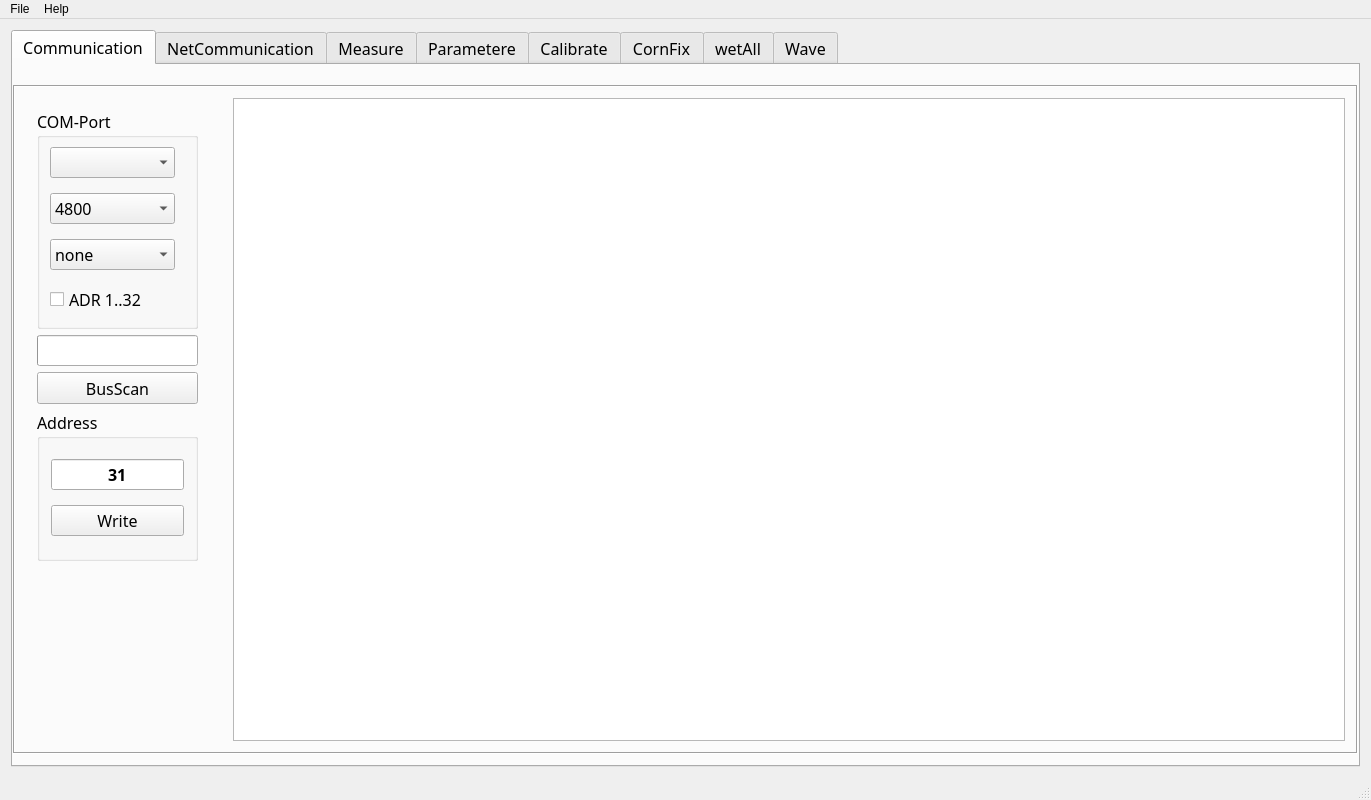
Old version of the form mainwindow.ui in the repository byteman/WFace.
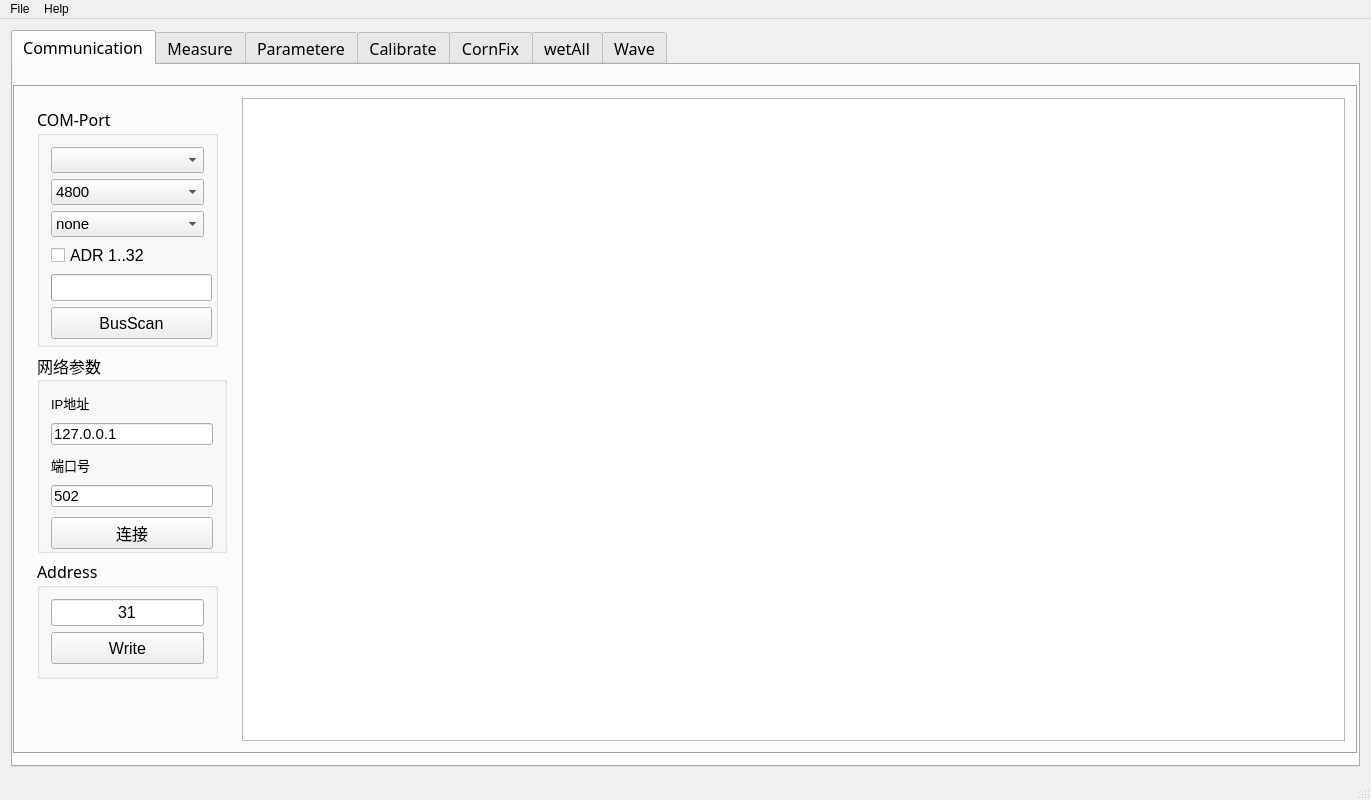
New version of the form. The open tabs and pages were chosen to show the change. Custom widgets are drawn as their Qt base class.

Diff of the .ui file:
```diff
--- a/mainwindow.ui
+++ b/mainwindow.ui
@@ -82,7 +82,7 @@
              </property>
              <property name="minimumSize">
               <size>
-               <width>201</width>
+               <width>210</width>
                <height>501</height>
               </size>
              </property>
@@ -105,6 +105,12 @@
               <number>0</number>
              </property>
              <layout class="QVBoxLayout" name="verticalLayout">
+              <property name="spacing">
+               <number>6</number>
+              </property>
+              <property name="topMargin">
+               <number>9</number>
+              </property>
               <property name="rightMargin">
                <number>5</number>
               </property>
@@ -112,13 +118,13 @@
                <widget class="QGroupBox" name="groupBox_2">
                 <property name="minimumSize">
                  <size>
-                  <width>161</width>
-                  <height>220</height>
+                  <width>181</width>
+                  <height>240</height>
                  </size>
                 </property>
                 <property name="maximumSize">
                  <size>
-                  <width>161</width>
+                  <width>180</width>
                   <height>250</height>
                  </size>
                 </property>
@@ -139,24 +145,25 @@
                 <property name="alignment">
                  <set>Qt::AlignLeading|Qt::AlignLeft|Qt::AlignTop</set>
                 </property>
-                <layout class="QVBoxLayout" name="verticalLayout_2" stretch="2,2,2,1">
-                 <property name="leftMargin">
-                  <number>10</number>
-                 </property>
-                 <property name="topMargin">
-                  <number>0</number>
-                 </property>
-                 <property name="rightMargin">
-                  <number>20</number>
-                 </property>
-                 <property name="bottomMargin">
-                  <number>0</number>
-                 </property>
+                <layout class="QVBoxLayout" name="verticalLayout_2">
                  <item>
-                  <widget class="QComboBox" name="cbxPort"/>
+                  <widget class="QComboBox" name="cbxPort">
+                   <property name="font">
+                    <font>
+                     <family>Arial</family>
+                     <pointsize>11</pointsize>
+                    </font>
+                   </property>
+                  </widget>
                  </item>
                  <item>
                   <widget class="QComboBox" name="cbxBaud">
+                   <property name="font">
+                    <font>
+                     <family>Arial</family>
+                     <pointsize>11</pointsize>
+                    </font>
+                   </property>
                    <item>
                     <property name="text">
                      <string>4800</string>
@@ -186,6 +193,12 @@
                  </item>
                  <item>
                   <widget class="QComboBox" name="cbxParity">
+                   <property name="font">
+                    <font>
+                     <family>Arial</family>
+                     <pointsize>11</pointsize>
+                    </font>
+                   </property>
                    <property name="styleSheet">
                     <string notr="true"/>
                    </property>
@@ -209,81 +222,207 @@
                      <verstretch>0</verstretch>
                     </sizepolicy>
                    </property>
+                   <property name="font">
+                    <font>
+                     <family>Arial</family>
+                    </font>
+                   </property>
                    <property name="text">
                     <string>ADR 1..32</string>
                    </property>
                   </widget>
                  </item>
+                 <item>
+                  <widget class="QProgressBar" name="scanPb">
+                   <property name="sizePolicy">
+                    <sizepolicy hsizetype="Fixed" vsizetype="Fixed">
+                     <horstretch>0</horstretch>
+                     <verstretch>0</verstretch>
+                    </sizepolicy>
+                   </property>
+                   <property name="minimumSize">
+                    <size>
+                     <width>161</width>
+                     <height>0</height>
+                    </size>
+                   </property>
+                   <property name="maximum">
+                    <number>32</number>
+                   </property>
+                   <property name="value">
+                    <number>0</number>
+                   </property>
+                   <property name="textVisible">
+                    <bool>false</bool>
+                   </property>
+                   <property name="invertedAppearance">
+                    <bool>false</bool>
+                   </property>
+                   <property name="textDirection">
+                    <enum>QProgressBar::TopToBottom</enum>
+                   </property>
+                  </widget>
+                 </item>
+                 <item>
+                  <widget class="QPushButton" name="btnSearch">
+                   <property name="minimumSize">
+                    <size>
+                     <width>161</width>
+                     <height>32</height>
+                    </size>
+                   </property>
+                   <property name="maximumSize">
+                    <size>
+                     <width>161</width>
+                     <height>32</height>
+                    </size>
+                   </property>
+                   <property name="font">
+                    <font>
+                     <family>Arial</family>
+                    </font>
+                   </property>
+                   <property name="styleSheet">
+                    <string notr="true"/>
+                   </property>
+                   <property name="text">
+                    <string>BusScan</string>
+                   </property>
+                  </widget>
+                 </item>
                 </layout>
                </widget>
               </item>
               <item>
-               <widget class="QProgressBar" name="scanPb">
+               <widget class="QGroupBox" name="groupBox_14">
                 <property name="sizePolicy">
-                 <sizepolicy hsizetype="Fixed" vsizetype="Fixed">
+                 <sizepolicy hsizetype="Preferred" vsizetype="Expanding">
                   <horstretch>0</horstretch>
                   <verstretch>0</verstretch>
                  </sizepolicy>
                 </property>
                 <property name="minimumSize">
                  <size>
-                  <width>161</width>
-                  <height>0</height>
-                 </size>
-                </property>
-                <property name="maximum">
-                 <number>32</number>
-                </property>
-                <property name="value">
-                 <number>0</number>
-                </property>
-                <property name="textVisible">
-                 <bool>false</bool>
-                </property>
-                <property name="invertedAppearance">
-                 <bool>false</bool>
-                </property>
-                <property name="textDirection">
-                 <enum>QProgressBar::TopToBottom</enum>
-                </property>
-               </widget>
-              </item>
-              <item>
-               <widget class="QPushButton" name="btnSearch">
-                <property name="minimumSize">
-                 <size>
-                  <width>161</width>
-                  <height>32</height>
+                  <width>190</width>
+                  <height>200</height>
                  </size>
                 </property>
                 <property name="maximumSize">
                  <size>
-                  <width>161</width>
-                  <height>32</height>
+                  <width>180</width>
+                  <height>16777215</height>
                  </size>
                 </property>
-                <property name="styleSheet">
-                 <string notr="true"/>
+                <property name="font">
+                 <font>
+                  <family>黑体</family>
+                 </font>
                 </property>
-                <property name="text">
-                 <string>BusScan</string>
+                <property name="title">
+                 <string>网络参数</string>
                 </property>
+                <layout class="QVBoxLayout" name="verticalLayout_16">
+                 <property name="spacing">
+                  <number>10</number>
+                 </property>
+                 <item>
+                  <widget class="QLabel" name="label_24">
+                   <property name="font">
+                    <font>
+                     <family>Arial</family>
+                     <pointsize>10</pointsize>
+                    </font>
+                   </property>
+                   <property name="text">
+                    <string>IP地址</string>
+                   </property>
+                  </widget>
+                 </item>
+                 <item>
+                  <widget class="QLineEdit" name="edtHost">
+                   <property name="font">
+                    <font>
+                     <family>Arial</family>
+                     <pointsize>11</pointsize>
+                    </font>
+                   </property>
+                   <property name="text">
+                    <string>127.0.0.1</string>
+                   </property>
+                  </widget>
+                 </item>
+                 <item>
+                  <widget class="QLabel" name="label_25">
+                   <property name="font">
+                    <font>
+                     <family>Arial</family>
+                     <pointsize>10</pointsize>
+                    </font>
+                   </property>
+                   <property name="text">
+                    <string>端口号</string>
+                   </property>
+                  </widget>
+                 </item>
+                 <item>
+                  <widget class="QLineEdit" name="edtPort">
+                   <property name="font">
+                    <font>
+                     <family>Arial</family>
+                     <pointsize>11</pointsize>
+                    </font>
+                   </property>
+                   <property name="text">
+                    <string>502</string>
+                   </property>
+                  </widget>
+                 </item>
+                 <item>
+                  <widget class="QPushButton" name="btnNetConn">
+                   <property name="minimumSize">
+                    <size>
+                     <width>0</width>
+                     <height>32</height>
+                    </size>
+                   </property>
+                   <property name="maximumSize">
+                    <size>
+                     <width>16777215</width>
+                     <height>32</height>
+                    </size>
+                   </property>
+                   <property name="font">
+                    <font>
+                     <family>Arial</family>
+                    </font>
+                   </property>
+                   <property name="text">
+                    <string>连接</string>
+                   </property>
+                  </widget>
+                 </item>
+                </layout>
                </widget>
               </item>
               <item>
                <widget class="QGroupBox" name="groupBox_3">
                 <property name="minimumSize">
                  <size>
-                  <width>161</width>
-                  <height>151</height>
+                  <width>181</width>
+                  <height>120</height>
                  </size>
                 </property>
                 <property name="maximumSize">
                  <size>
-                  <width>161</width>
+                  <width>180</width>
                   <height>151</height>
                  </size>
                 </property>
+                <property name="font">
+                 <font>
+                  <family>黑体</family>
+                 </font>
+                </property>
                 <property name="styleSheet">
                  <string notr="true"/>
                 </property>
@@ -295,10 +434,10 @@
                   <widget class="QLineEdit" name="edtAddr">
                    <property name="font">
                     <font>
-                     <family>黑体</family>
+                     <family>Arial</family>
                      <pointsize>12</pointsize>
-                     <weight>75</weight>
-                     <bold>true</bold>
+                     <weight>50</weight>
+                     <bold>false</bold>
                     </font>
                    </property>
                    <property name="text">
@@ -320,6 +459,17 @@
                      <verstretch>0</verstretch>
                     </sizepolicy>
                    </property>
+                   <property name="minimumSize">
+                    <size>
+                     <width>0</width>
+                     <height>32</height>
+                    </size>
+                   </property>
+                   <property name="font">
+                    <font>
+                     <family>Arial</family>
+                    </font>
+                   </property>
                    <property name="styleSheet">
                     <string notr="true"/>
                    </property>
@@ -359,61 +509,6 @@
         </item>
        </layout>
       </widget>
-      <widget class="QWidget" name="Net">
-       <attribute name="title">
-        <string>NetCommunication</string>
-       </attribute>
-       <widget class="QGroupBox" name="groupBox_13">
-        <property name="geometry">
-         <rect>
-          <x>20</x>
-          <y>50</y>
-          <width>251</width>
-          <height>141</height>
-         </rect>
-        </property>
-        <property name="title">
-         <string>Param</string>
-        </property>
-        <layout class="QGridLayout" name="gridLayout_5">
-         <item row="0" column="0">
-          <widget class="QLabel" name="label_22">
-           <property name="text">
-            <string>Host</string>
-           </property>
-          </widget>
-         </item>
-         <item row="0" column="1">
-          <widget class="QLineEdit" name="edtHost">
-           <property name="text">
-            <string>127.0.0.1</string>
-           </property>
-          </widget>
-         </item>
-         <item row="1" column="0">
-          <widget class="QLabel" name="label_23">
-           <property name="text">
-            <string>Port</string>
-           </property>
-          </widget>
-         </item>
-         <item row="1" column="1">
-          <widget class="QLineEdit" name="edtPort">
-           <property name="text">
-            <string>502</string>
-           </property>
-          </widget>
-         </item>
-         <item row="2" column="1">
-          <widget class="QPushButton" name="btnNetConn">
-           <property name="text">
-            <string>Connect</string>
-           </property>
-          </widget>
-         </item>
-        </layout>
-       </widget>
-      </widget>
       <widget class="QWidget" name="tab_2">
        <attribute name="title">
         <string>Measure</string>
```
Left out of the diff: 4 changed lines with no effect on the pictures.
